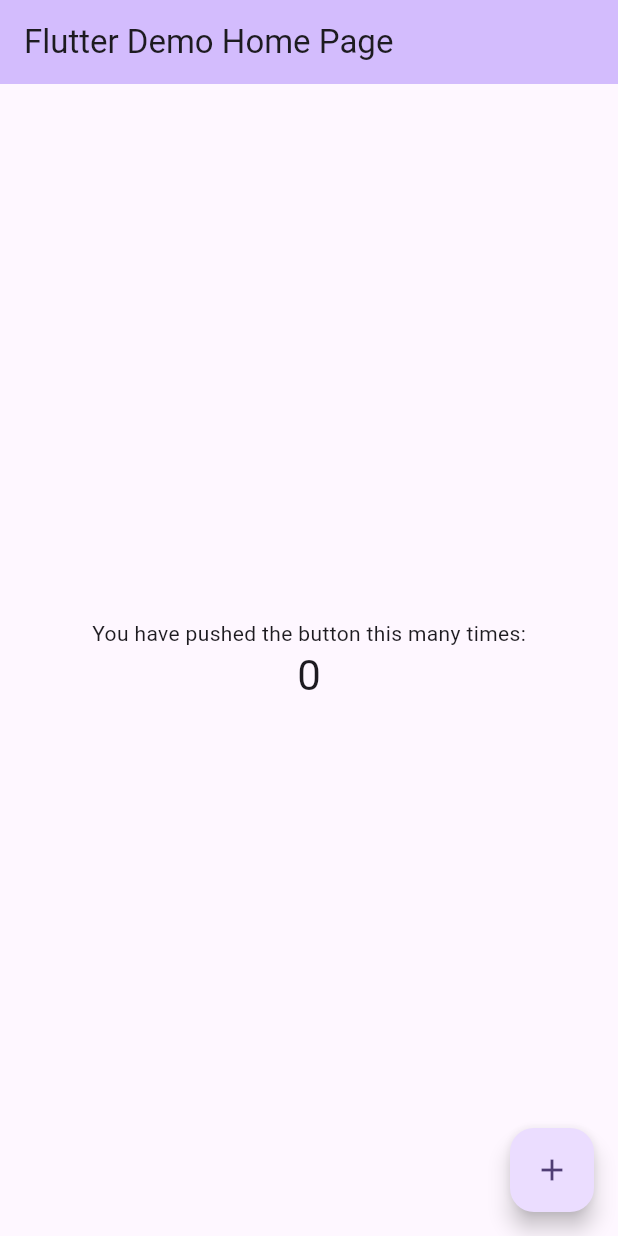
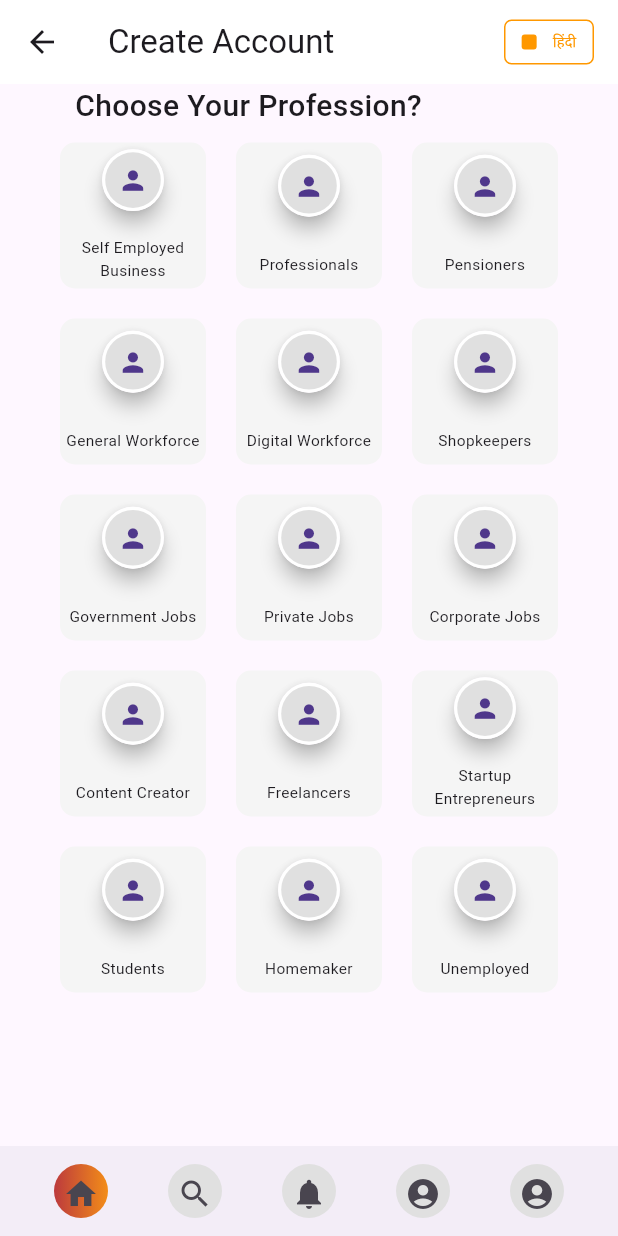
Before and after one commit to VISHNUPRABHAKARAN-7100/Badi-Bahen, a Flutter app: the screen it shows after launch, on a phone screen of 412 x 824 dp. Run offline on Flutter 3.47's test engine with Material 3 defaults, Android fonts, the phone set to English and light mode, and no system bars.

Commit message:
Added ProfessionCard functionality.

```diff
--- /dev/null
+++ b/lib/advisory/view/advisory.dart
@@ -0,0 +1,14 @@
+import 'package:flutter/material.dart';
+
+class Advisory extends StatelessWidget {
+  const Advisory({super.key});
+
+  @override
+  Widget build(BuildContext context) {
+    //-- Variable to find the size of the device screen.--
+    final size = MediaQuery.sizeOf(context);
+    return const Column(
+      children: [],
+    );
+  }
+}
--- /dev/null
+++ b/lib/bottom_nav/controller/bottom_nav_controller.dart
@@ -0,0 +1,12 @@
+import 'package:flutter/foundation.dart';
+
+class BottomNavScreenProvider with ChangeNotifier {
+  int _pageIndex = 0;
+
+  int get pageIndex => _pageIndex;
+
+  void setPageIndex(int index) {
+    _pageIndex = index;
+    notifyListeners();
+  }
+}
--- /dev/null
+++ b/lib/bottom_nav/screens/temp_screens.dart
@@ -0,0 +1,78 @@
+import 'dart:developer';
+import 'package:flutter/material.dart';
+
+class Page1 extends StatelessWidget {
+  const Page1({super.key});
+
+  @override
+  Widget build(BuildContext context) {
+    log('Page 1 build');
+    return Center(
+      child: Text(
+        "Page Number 1",
+        style: TextStyle(
+          color: Colors.green[900],
+          fontSize: 45,
+          fontWeight: FontWeight.w500,
+        ),
+      ),
+    );
+  }
+}
+
+class Page2 extends StatelessWidget {
+  const Page2({super.key});
+
+  @override
+  Widget build(BuildContext context) {
+    log('Page 2 build');
+
+    return Center(
+      child: Center(
+        child: ElevatedButton(
+          onPressed: () {},
+          child: const Text('Next'),
+        ),
+      ),
+    );
+  }
+}
+
+class Page3 extends StatelessWidget {
+  const Page3({super.key});
+
+  @override
+  Widget build(BuildContext context) {
+    log('Page 3 build');
+
+    return Center(
+      child: Text(
+        "Page Number 3",
+        style: TextStyle(
+          color: Colors.green[900],
+          fontSize: 45,
+          fontWeight: FontWeight.w500,
+        ),
+      ),
+    );
+  }
+}
+
+class Page4 extends StatelessWidget {
+  const Page4({super.key});
+
+  @override
+  Widget build(BuildContext context) {
+    log('Page 4 build');
+    return Center(
+      child: Text(
+        "Page Number 4",
+        style: TextStyle(
+          color: Colors.green[900],
+          fontSize: 45,
+          fontWeight: FontWeight.w500,
+        ),
+      ),
+    );
+  }
+}
--- /dev/null
+++ b/lib/bottom_nav/view/bottom_nav_screen.dart
@@ -0,0 +1,105 @@
+import 'package:badi_bahen/advisory/view/advisory.dart';
+import 'package:badi_bahen/choose_profession/view/choose_profession.dart';
+import 'package:flutter/material.dart';
+import 'package:provider/provider.dart';
+import '../controller/bottom_nav_controller.dart';
+import '../screens/temp_screens.dart';
+
+class BottomNavScreen extends StatelessWidget {
+  const BottomNavScreen({super.key});
+
+  @override
+  Widget build(BuildContext context) {
+    final pages = [
+      const ChooseProfession(),
+      const Page2(),
+      const Page3(),
+      const Page3(),
+      const Advisory(),
+    ];
+
+    return Consumer<BottomNavScreenProvider>(
+      builder: (context, snapshot, child) => Scaffold(
+        body: pages[snapshot.pageIndex],
+        bottomNavigationBar: BottomAppBar(
+          height: 60,
+          child: Row(
+            mainAxisSize: MainAxisSize.max,
+            mainAxisAlignment: MainAxisAlignment.spaceAround,
+            children: [
+              // Home screen.
+              _buildBottomNavigationBarItem(
+                bottomNavIcon: Icons.home,
+                pageIndex: 0,
+                context: context,
+                pageIndexProvider: snapshot,
+              ),
+              // Financial plan screen.
+              _buildBottomNavigationBarItem(
+                bottomNavIcon: Icons.search,
+                pageIndex: 1,
+                context: context,
+                pageIndexProvider: snapshot,
+              ),
+              // Transaction screen.
+              _buildBottomNavigationBarItem(
+                bottomNavIcon: Icons.notifications,
+                pageIndex: 2,
+                context: context,
+                pageIndexProvider: snapshot,
+              ),
+              // Advisory screen.
+              _buildBottomNavigationBarItem(
+                bottomNavIcon: Icons.account_circle,
+                pageIndex: 3,
+                context: context,
+                pageIndexProvider: snapshot,
+              ),
+              // Monitory screen.
+              _buildBottomNavigationBarItem(
+                bottomNavIcon: Icons.account_circle,
+                pageIndex: 4,
+                context: context,
+                pageIndexProvider: snapshot,
+              ),
+            ],
+          ),
+        ),
+      ),
+    );
+  }
+
+  Widget _buildBottomNavigationBarItem({
+    required BottomNavScreenProvider pageIndexProvider,
+    required IconData bottomNavIcon,
+    required int pageIndex,
+    required BuildContext context,
+  }) {
+    return AnimatedContainer(
+      duration: const Duration(milliseconds: 320),
+      decoration: BoxDecoration(
+        color: Colors.grey.shade300,
+        shape: BoxShape.circle,
+        gradient: pageIndexProvider.pageIndex == pageIndex
+            ? const LinearGradient(
+                begin: Alignment.centerLeft,
+                end: Alignment.centerRight,
+                colors: [
+                  Color(0xffB32C43),
+                  Color(0xffFC9B12),
+                ],
+              )
+            : null,
+      ),
+      child: IconButton(
+        enableFeedback: false,
+        splashColor: Colors.transparent,
+        highlightColor: Colors.transparent,
+        onPressed: () {
+          pageIndexProvider.setPageIndex(pageIndex);
+        },
+        icon: Icon(bottomNavIcon),
+      ),
+    );
+  }
+}
--- /dev/null
+++ b/lib/choose_profession/model/choose_profession_model.dart
@@ -0,0 +1,11 @@
+import 'package:flutter/material.dart';
+
+class ProfessionCategory {
+  final IconData iconData;
+  final String categoryName;
+
+  ProfessionCategory({
+    required this.iconData,
+    required this.categoryName,
+  });
+}
--- /dev/null
+++ b/lib/choose_profession/view/choose_profession.dart
@@ -0,0 +1,194 @@
+import 'package:flutter/material.dart';
+import '../model/choose_profession_model.dart';
+
+class ChooseProfession extends StatelessWidget {
+  const ChooseProfession({super.key});
+
+  @override
+  Widget build(BuildContext context) {
+    // Variable to find the size of the device screen.
+    final screenSize = MediaQuery.sizeOf(context);
+    return Column(
+      children: [
+        // AppBar
+        _buildAppBar(),
+
+        // Grid view for show the cards.
+        _chooseProfessionGrid(screenSize, context),
+      ],
+    );
+  }
+
+  // GrideView to show the cards of the professional types.
+  Expanded _chooseProfessionGrid(Size screenSize, BuildContext context) {
+    return Expanded(
+      child: SingleChildScrollView(
+        child: Column(
+          children: [
+            Padding(
+              padding: const EdgeInsets.symmetric(horizontal: 30),
+              child: SingleChildScrollView(
+                child: Column(
+                  crossAxisAlignment: CrossAxisAlignment.start,
+                  children: [
+                    const Padding(
+                      padding: EdgeInsets.only(left: 20),
+                      child: Text(
+                        "Choose Your Profession?",
+                        style: TextStyle(
+                          fontSize: 20,
+                          fontWeight: FontWeight.w500,
+                        ),
+                      ),
+                    ),
+                    GridView(
+                      padding: EdgeInsets.zero,
+                      physics: const NeverScrollableScrollPhysics(),
+                      shrinkWrap: true,
+                      gridDelegate:
+                          const SliverGridDelegateWithFixedCrossAxisCount(
+                        crossAxisCount: 3,
+                      ),
+                      children: List.generate(
+                        category.length,
+                        (index) => _professionCard(
+                          screenSize: screenSize,
+                          context: context,
+                          categoryName: category[index].categoryName,
+                          iconData: category[index].iconData,
+                        ),
+                      ),
+                    )
+                  ],
+                ),
+              ),
+            ),
+          ],
+        ),
+      ),
+    );
+  }
+
+  // AppBar widget.
+  Widget _buildAppBar() {
+    return AppBar(
+      elevation: 0,
+      leading: IconButton(
+        icon: const Icon(Icons.arrow_back),
+        onPressed: () {},
+      ),
+      backgroundColor: Colors.white,
+      title: Row(
+        mainAxisAlignment: MainAxisAlignment.spaceBetween,
+        children: [
+          const Text(
+            "Create Account",
+          ),
+          Container(
+            height: 30,
+            width: 60,
+            decoration: BoxDecoration(
+              border: Border.all(color: Colors.orange),
+              borderRadius: BorderRadius.circular(5),
+            ),
+            child: Row(
+              mainAxisAlignment: MainAxisAlignment.spaceEvenly,
+              children: [
+                Container(
+                  height: 10,
+                  width: 10,
+                  decoration: BoxDecoration(
+                    color: Colors.orange,
+                    borderRadius: BorderRadius.circular(2),
+                  ),
+                ),
+                const Text(
+                  "हिंदी",
+                  style: TextStyle(
+                    fontSize: 10,
+                    color: Colors.orange,
+                  ),
+                )
+              ],
+            ),
+          )
+        ],
+      ),
+    );
+  }
+
+  // The below container is for showing all the professional cards.
+  Container _professionCard({
+    required Size screenSize,
+    required BuildContext context,
+    required IconData iconData,
+    required String categoryName,
+  }) {
+    return Container(
+      margin: const EdgeInsets.all(10),
+      decoration: BoxDecoration(
+        borderRadius: BorderRadius.circular(10),
+        color: Colors.grey.shade100,
+      ),
+      child: Column(
+        mainAxisAlignment: MainAxisAlignment.spaceEvenly,
+        mainAxisSize: MainAxisSize.min,
+        children: [
+          // Below material widget is used for give the elevation.
+          Material(
+            borderRadius: BorderRadius.circular(50),
+            elevation: 5,
+            shadowColor: Colors.black,
+
+            // Outer circle.
+            child: CircleAvatar(
+              backgroundColor: Colors.white,
+              radius: screenSize.width * 0.05,
+
+              // Inner circle.
+              child: CircleAvatar(
+                backgroundColor: Colors.grey.shade300,
+                radius: screenSize.width * 0.045,
+                child: Icon(
+                  iconData,
+                  size: screenSize.width * 0.05,
+                ),
+              ),
+            ),
+          ),
+          SizedBox(
+            height: screenSize.height * 0.01,
+          ),
+          Text(
+            categoryName,
+            textAlign: TextAlign.center,
+            style: TextStyle(
+              fontSize: screenSize.width * 0.025,
+            ),
+          )
+        ],
+      ),
+    );
+  }
+}
+
+// List for storing the profession type.
+List<ProfessionCategory> category = [
+  ProfessionCategory(
+      iconData: Icons.person, categoryName: "Self Employed Business"),
+  ProfessionCategory(iconData: Icons.person, categoryName: "Professionals"),
+  ProfessionCategory(iconData: Icons.person, categoryName: "Pensioners"),
+  ProfessionCategory(iconData: Icons.person, categoryName: "General Workforce"),
+  ProfessionCategory(iconData: Icons.person, categoryName: "Digital Workforce"),
+  ProfessionCategory(iconData: Icons.person, categoryName: "Shopkeepers"),
+  ProfessionCategory(iconData: Icons.person, categoryName: "Government Jobs"),
+  ProfessionCategory(iconData: Icons.person, categoryName: "Private Jobs"),
+  ProfessionCategory(iconData: Icons.person, categoryName: "Corporate Jobs"),
+  ProfessionCategory(iconData: Icons.person, categoryName: "Content Creator"),
+  ProfessionCategory(iconData: Icons.person, categoryName: "Freelancers"),
+  ProfessionCategory(
+      iconData: Icons.person, categoryName: "Startup Entrepreneurs"),
+  ProfessionCategory(iconData: Icons.person, categoryName: "Students"),
+  ProfessionCategory(iconData: Icons.person, categoryName: "Homemaker"),
+  ProfessionCategory(iconData: Icons.person, categoryName: "Unemployed"),
+];
--- a/lib/main.dart
+++ b/lib/main.dart
@@ -1,4 +1,9 @@
+import 'package:badi_bahen/bottom_nav/controller/bottom_nav_controller.dart';
+import 'package:badi_bahen/bottom_nav/view/bottom_nav_screen.dart';
+import 'package:badi_bahen/utils/color_constants.dart';
 import 'package:flutter/material.dart';
+import 'package:flutter/services.dart';
+import 'package:provider/provider.dart';
 
 void main() {
   runApp(const MyApp());
@@ -7,119 +12,25 @@
 class MyApp extends StatelessWidget {
   const MyApp({super.key});
 
-  // This widget is the root of your application.
   @override
   Widget build(BuildContext context) {
-    return MaterialApp(
-      title: 'Flutter Demo',
-      theme: ThemeData(
-        // This is the theme of your application.
-        //
-        // TRY THIS: Try running your application with "flutter run". You'll see
-        // the application has a purple toolbar. Then, without quitting the app,
-        // try changing the seedColor in the colorScheme below to Colors.green
-        // and then invoke "hot reload" (save your changes or press the "hot
-        // reload" button in a Flutter-supported IDE, or press "r" if you used
-        // the command line to start the app).
-        //
-        // Notice that the counter didn't reset back to zero; the application
-        // state is not lost during the reload. To reset the state, use hot
-        // restart instead.
-        //
-        // This works for code too, not just values: Most code changes can be
-        // tested with just a hot reload.
-        colorScheme: ColorScheme.fromSeed(seedColor: Colors.deepPurple),
-        useMaterial3: true,
+    // Set system UI overlay style
+    SystemChrome.setSystemUIOverlayStyle(
+      SystemUiOverlayStyle(
+        // Set status bar color
+        statusBarColor: ColorConstants.mainOrangeColor,
       ),
-      home: const MyHomePage(title: 'Flutter Demo Home Page'),
+    );
+    return MultiProvider(
+      providers: [
+        ChangeNotifierProvider(
+          create: (context) => BottomNavScreenProvider(),
+        )
+      ],
+      child: const MaterialApp(
+        debugShowCheckedModeBanner: false,
+        home: BottomNavScreen(),
+      ),
     );
   }
 }
-
-class MyHomePage extends StatefulWidget {
-  const MyHomePage({super.key, required this.title});
-
-  // This widget is the home page of your application. It is stateful, meaning
-  // that it has a State object (defined below) that contains fields that affect
-  // how it looks.
-
-  // This class is the configuration for the state. It holds the values (in this
-  // case the title) provided by the parent (in this case the App widget) and
-  // used by the build method of the State. Fields in a Widget subclass are
-  // always marked "final".
-
-  final String title;
-
-  @override
-  State<MyHomePage> createState() => _MyHomePageState();
-}
-
-class _MyHomePageState extends State<MyHomePage> {
-  int _counter = 0;
-
-  void _incrementCounter() {
-    setState(() {
-      // This call to setState tells the Flutter framework that something has
-      // changed in this State, which causes it to rerun the build method below
-      // so that the display can reflect the updated values. If we changed
-      // _counter without calling setState(), then the build method would not be
-      // called again, and so nothing would appear to happen.
-      _counter++;
-    });
-  }
-
-  @override
-  Widget build(BuildContext context) {
-    // This method is rerun every time setState is called, for instance as done
-    // by the _incrementCounter method above.
-    //
-    // The Flutter framework has been optimized to make rerunning build methods
-    // fast, so that you can just rebuild anything that needs updating rather
-    // than having to individually change instances of widgets.
-    return Scaffold(
-      appBar: AppBar(
-        // TRY THIS: Try changing the color here to a specific color (to
-        // Colors.amber, perhaps?) and trigger a hot reload to see the AppBar
-        // change color while the other colors stay the same.
-        backgroundColor: Theme.of(context).colorScheme.inversePrimary,
-        // Here we take the value from the MyHomePage object that was created by
-        // the App.build method, and use it to set our appbar title.
-        title: Text(widget.title),
-      ),
-      body: Center(
-        // Center is a layout widget. It takes a single child and positions it
-        // in the middle of the parent.
-        child: Column(
-          // Column is also a layout widget. It takes a list of children and
-          // arranges them vertically. By default, it sizes itself to fit its
-          // children horizontally, and tries to be as tall as its parent.
-          //
-          // Column has various properties to control how it sizes itself and
-          // how it positions its children. Here we use mainAxisAlignment to
-          // center the children vertically; the main axis here is the vertical
-          // axis because Columns are vertical (the cross axis would be
-          // horizontal).
-          //
-          // TRY THIS: Invoke "debug painting" (choose the "Toggle Debug Paint"
-          // action in the IDE, or press "p" in the console), to see the
-          // wireframe for each widget.
-          mainAxisAlignment: MainAxisAlignment.center,
-          children: <Widget>[
-            const Text(
-              'You have pushed the button this many times:',
-            ),
-            Text(
-              '$_counter',
-              style: Theme.of(context).textTheme.headlineMedium,
-            ),
-          ],
-        ),
-      ),
-      floatingActionButton: FloatingActionButton(
-        onPressed: _incrementCounter,
-        tooltip: 'Increment',
-        child: const Icon(Icons.add),
-      ), // This trailing comma makes auto-formatting nicer for build methods.
-    );
-  }
-}
--- /dev/null
+++ b/lib/utils/color_constants.dart
@@ -0,0 +1,5 @@
+import 'package:flutter/material.dart';
+
+class ColorConstants {
+  static Color mainOrangeColor = const Color(0xffFFC30C);
+}
--- a/pubspec.yaml
+++ b/pubspec.yaml
@@ -35,6 +35,8 @@ dependencies:
   # The following adds the Cupertino Icons font to your application.
   # Use with the CupertinoIcons class for iOS style icons.
   cupertino_icons: ^1.0.6
+  provider: ^6.1.2
+  flutter_svg: ^2.0.10+1
 
 dev_dependencies:
   flutter_test:
@@ -59,8 +61,8 @@ flutter:
   uses-material-design: true
 
   # To add assets to your application, add an assets section, like this:
-  # assets:
-  #   - images/a_dot_burr.jpeg
+  assets:
+    - assets/images/
   #   - images/a_dot_ham.jpeg
 
   # An image asset can refer to one or more resolution-specific "variants", see
```
Also changed, not shown: assets/images/thank_you.svg (added), pubspec.lock.
